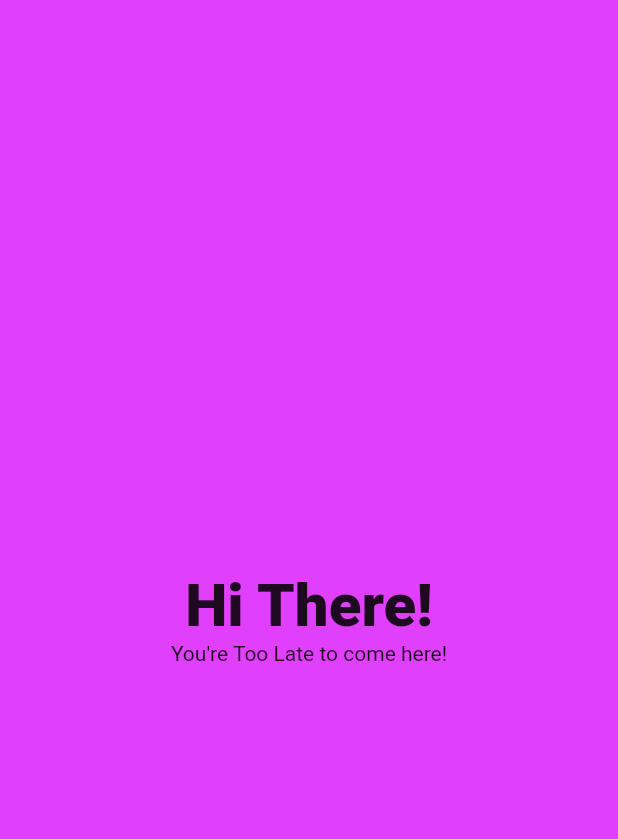
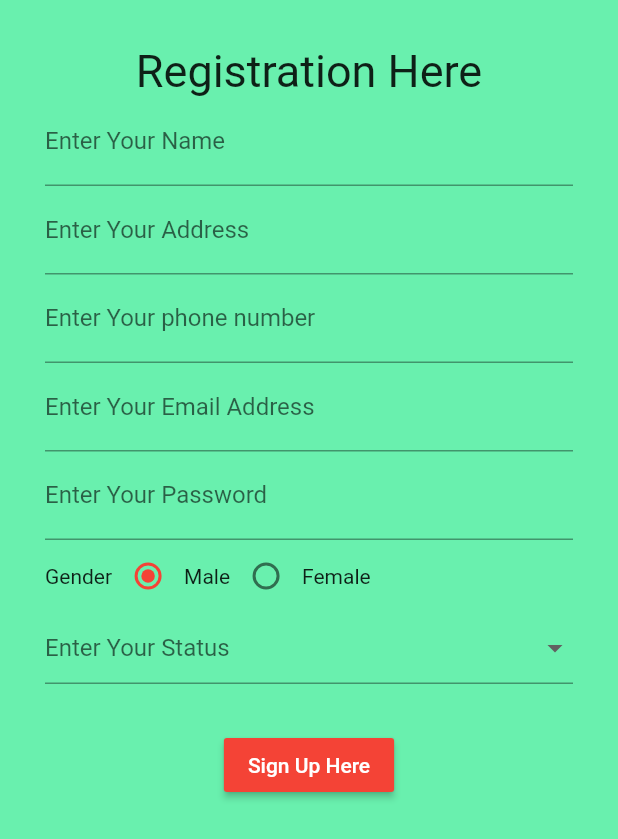
Before and after one commit to farhansadikgalib/ICT-Division-TFMAD-62-DAY, a Flutter app: the screen it shows after launch, on a phone screen of 412 x 824 dp. Shown: the top 839 px of the screen. Run offline on Flutter 3.47's test engine with Material 2 defaults, Android fonts, the phone set to English and light mode, and no system bars; our stand-ins replace flutter_spinkit.

```diff
--- /dev/null
+++ b/lib/03-11-21 Class-26/RegistrationUI.dart
@@ -0,0 +1,175 @@
+
+
+
+import 'package:flutter/material.dart';
+
+class RegistrationUI extends StatefulWidget {
+  const RegistrationUI({Key? key}) : super(key: key);
+
+  @override
+  _RegistrationUIState createState() => _RegistrationUIState();
+}
+
+class _RegistrationUIState extends State<RegistrationUI> {
+
+  int _value = 1;
+
+  @override
+  Widget build(BuildContext context) {
+    return SafeArea(
+      child: Scaffold(
+        backgroundColor: Colors.greenAccent,
+
+        body: Center(
+          child: Column(
+
+
+            children: [
+
+              SizedBox(height: 30,),
+              Text("Registration Here",style: TextStyle(fontSize: 30),),
+
+              Form(child: Padding(
+                padding: const EdgeInsets.only(left: 30,right: 30),
+                child: Column(
+
+                  children: [
+
+                    TextFormField(
+                      keyboardType: TextInputType.name,
+                      decoration: InputDecoration(
+                        labelText: 'Enter Your Name'
+
+                      ),
+
+                    ),
+                    TextFormField(
+                      keyboardType: TextInputType.name,
+                      decoration: InputDecoration(
+                          labelText: 'Enter Your Address'
+
+                      ),
+
+                    ),
+                    TextFormField(
+                      keyboardType: TextInputType.phone,
+                      decoration: InputDecoration(
+                          labelText: 'Enter Your phone number'
+
+                      ),
+
+                    ),
+                    TextFormField(
+                      keyboardType: TextInputType.emailAddress,
+                      decoration: InputDecoration(
+                          labelText: 'Enter Your Email Address'
+
+                      ),
+
+                    ),
+                    TextFormField(
+                      obscureText: true,
+                      decoration: InputDecoration(
+                          labelText: 'Enter Your Password'
+                      ),
+
+                    ),
+
+                    Row(
+
+                      children: [
+
+                        Text("Gender"),
+
+                        Row(
+
+                          children: [
+
+                            Radio(value: 1, groupValue: _value, onChanged:(valuex) {
+                              setState(() {
+
+
+                                valuex = _value;
+
+                              });
+
+                            }),
+
+                            Text("Male")
+
+
+                          ],
+
+                        ),
+                        Row(
+
+                          children: [
+
+                            Radio(value: 2, groupValue: _value, onChanged:(valuex) {
+                              setState((
+
+
+                                  ) {
+
+                                valuex = _value;
+
+
+                              });
+
+                            }),
+
+                            Text("Female")
+
+
+                          ],
+
+                        ),
+
+
+                      ],
+                    ),
+
+
+                    DropdownButtonFormField(
+                        hint: Text("Enter Your Status"),
+                        onChanged: (value){
+                          setState(() {
+                            print(value);
+                          });
+
+                        },
+                        items: [
+
+                      DropdownMenuItem(child: Text("Married"),value: 'married',),
+                      DropdownMenuItem(child: Text("Devorced"),value: 'devorced',),
+                      DropdownMenuItem(child: Text("Complecated"),value: 'complecated',),
+                      DropdownMenuItem(child: Text("Bekar"),value: 'bekar',),
+
+
+                    ]),
+
+                    SizedBox(height: 30,),
+
+                    RaisedButton(onPressed: (){},child: Text("Sign Up Here",style: TextStyle(color: Colors.white),),color: Colors.red,)
+
+
+
+
+                  ],
+
+
+                ),
+              ))
+
+
+            ],
+
+          ),
+        ),
+
+
+
+      ),
+    );
+  }
+}
--- a/lib/main.dart
+++ b/lib/main.dart
@@ -1,5 +1,6 @@
 import 'package:button_day_62/01-11-21%20Class-25/Button%20Practise.dart';
 import 'package:button_day_62/01-11-21%20Class-25/SplashScreen.dart';
+import 'package:button_day_62/03-11-21%20Class-26/SplashScreen.dart';
 import 'package:button_day_62/30-10-21/ButtonPage.dart';
 import 'package:flutter/material.dart';
 
@@ -26,9 +27,9 @@ class MyApp extends StatelessWidget {
         // or simply save your changes to "hot reload" in a Flutter IDE).
         // Notice that the counter didn't reset back to zero; the application
         // is not restarted.
-        primarySwatch: Colors.blue,
+        primarySwatch: Colors.red,
       ),
-      home: SplashScreen()
+      home: SplashScreenAgain()
     );
   }
 }
--- a/pubspec.yaml
+++ b/pubspec.yaml
@@ -34,6 +34,7 @@ dependencies:
   # The following adds the Cupertino Icons font to your application.
   # Use with the CupertinoIcons class for iOS style icons.
   cupertino_icons: ^1.0.2
+  flutter_spinkit: ^5.1.0
 
 dev_dependencies:
   flutter_test:
@@ -59,7 +60,7 @@ flutter:
 
   # To add assets to your application, add an assets section, like this:
   assets:
-    - assets/
+   - assets/
   #   - images/a_dot_ham.jpeg
 
   # An image asset can refer to one or more resolution-specific "variants", see
```
Also changed, not shown: lib/03-11-21 Class-26/SplashScreen.dart (added, +64 -0 lines), pubspec.lock.
